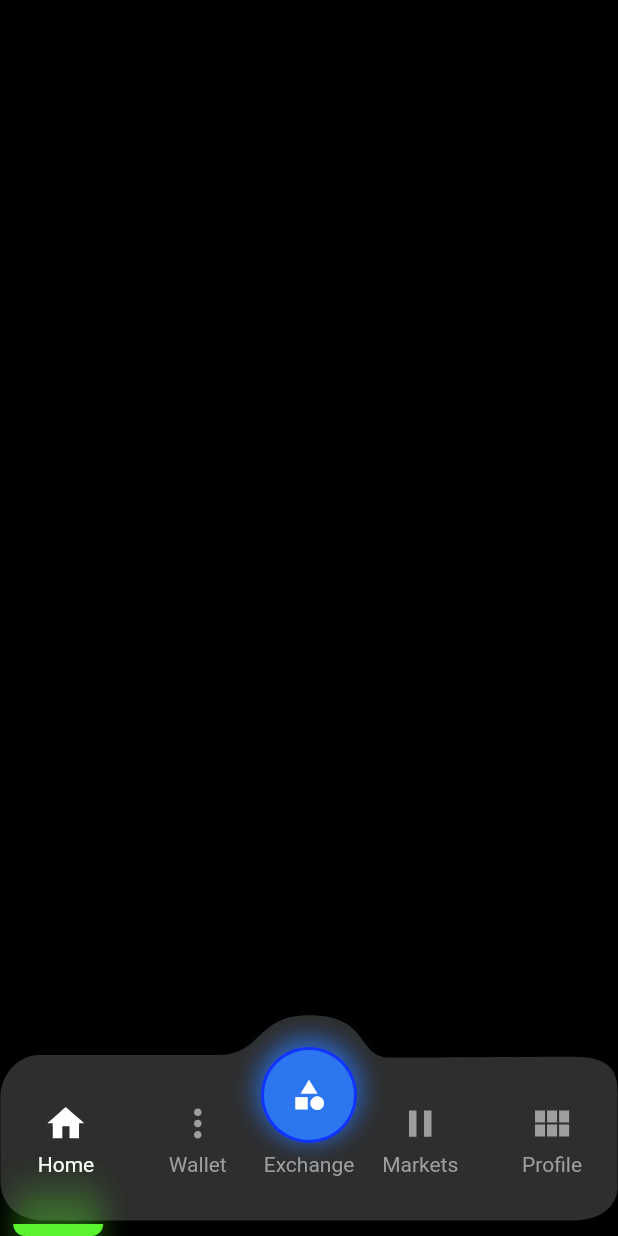
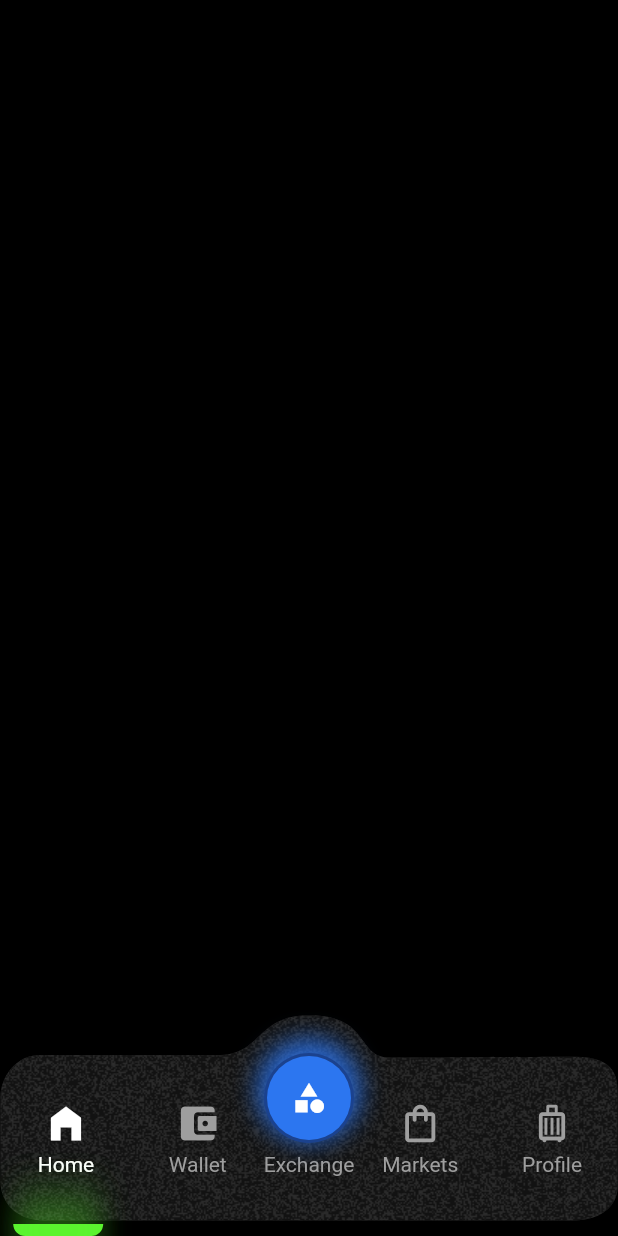
Before and after one commit to Filiponesco/Bottom_tab_bar_animation_dark, a Flutter app: the screen it shows after launch, on a phone screen of 412 x 824 dp. Run offline on Flutter 3.47's test engine with Material 2 defaults, Android fonts, the phone set to English and light mode, and no system bars; our stand-ins replace flutter_svg.

Commit message:
add noise texture, delay color change for icons

```diff
--- a/lib/colors.dart
+++ b/lib/colors.dart
@@ -4,4 +4,5 @@ class AppColors{
   static const  blueColor = Color(0xff2c76f0);
   static const greenCOlor = Color(0xff5bf42f);
   static const greyColor = Color(0xff2e2e2e);
+  static const navyBlueColor = Color(0xff1b428e);
 }
--- a/lib/main.dart
+++ b/lib/main.dart
@@ -1,6 +1,9 @@
-import 'dart:ui';
+import 'dart:async';
+import 'dart:typed_data';
+import 'dart:ui' as ui;
 
 import 'package:flutter/material.dart';
+import 'package:flutter/services.dart' show rootBundle;
 import 'package:flutter_svg/flutter_svg.dart';
 import 'package:tab_bar_animation_dark/colors.dart';
 
@@ -50,27 +53,29 @@ class _MyHomePageState extends State<MyHomePage> with SingleTickerProviderStateM
           ),
           PositionOfFab(
             child: ImageFiltered(
-              imageFilter: ImageFilter.blur(sigmaX: 8, sigmaY: 8, tileMode: TileMode.decal),
+              imageFilter: ui.ImageFilter.blur(sigmaX: 8, sigmaY: 8, tileMode: TileMode.decal),
               child: FakeFab(),
             ),
           ),
           PositionOfFab(
-            child: Fab(onTap: (menuItem){
+            child: Fab(
+              onTap: (menuItem) {
                 setState(() {
                   _selectedMenuItem = menuItem;
                 });
-            },),
+              },
+            ),
           ),
           PositionOfIndicator(
             child: ImageFiltered(
-              imageFilter: ImageFilter.blur(sigmaX: 10, sigmaY: 20, tileMode: TileMode.decal),
+              imageFilter: ui.ImageFilter.blur(sigmaX: 10, sigmaY: 20, tileMode: TileMode.decal),
               child: Indicator(),
             ),
             selectedItem: _selectedMenuItem,
           ),
           PositionOfIndicator(
             child: ImageFiltered(
-              imageFilter: ImageFilter.blur(sigmaX: 10, sigmaY: 20, tileMode: TileMode.decal),
+              imageFilter: ui.ImageFilter.blur(sigmaX: 10, sigmaY: 20, tileMode: TileMode.decal),
               child: Indicator(),
             ),
             selectedItem: _selectedMenuItem,
@@ -81,7 +86,7 @@ class _MyHomePageState extends State<MyHomePage> with SingleTickerProviderStateM
           ),
           PositionOfIndicator(
             child: ImageFiltered(
-              imageFilter: ImageFilter.blur(sigmaX: 10, sigmaY: 20, tileMode: TileMode.decal),
+              imageFilter: ui.ImageFilter.blur(sigmaX: 10, sigmaY: 20, tileMode: TileMode.decal),
               child: Indicator(
                 opacity: .3,
               ),
@@ -110,6 +115,36 @@ class CustomBottomBar extends StatelessWidget {
             width: MediaQuery.of(context).size.width,
             color: AppColors.greyColor,
           ),
+        ),
+        Positioned(
+          bottom: 10.0,
+          child: FutureBuilder<ui.Image>(
+              future: loadUiImage('assets/noise.png'),
+              builder: (context, snapshot) {
+                final m = Matrix4.identity();
+                if (snapshot.hasData) {
+                  if (snapshot.data != null) {
+                    return ShaderMask(
+                      shaderCallback: (Rect bounds) {
+                        return ImageShader(
+                          snapshot.data!,
+                          TileMode.repeated,
+                          TileMode.repeated,
+                          m.storage,
+                        );
+                      },
+                      blendMode: BlendMode.dstOut,
+                      child: SvgPicture.asset(
+                        'assets/bottom_bar.svg',
+                        width: MediaQuery.of(context).size.width,
+                        color: Color(0x99000000),
+                      ),
+                    );
+                  }
+                  return SizedBox();
+                }
+                return SizedBox();
+              }),
         ),
         Positioned(
             bottom: 40.0,
@@ -182,14 +217,16 @@ class SingleItem extends StatefulWidget {
 }
 
 class _SingleItemState extends State<SingleItem> with SingleTickerProviderStateMixin {
-  late AnimationController _controller;
+  late final AnimationController _controller;
+  late final Animation _animation;
 
   @override
   void initState() {
-    _controller = AnimationController(
-      duration: Duration(milliseconds: 500),
-      vsync: this,
-    );
+    _controller = AnimationController(vsync: this, duration: Duration(seconds: 2));
+    _animation = ColorTween(begin: Colors.grey, end: Colors.white).animate(_controller);
+    if (widget.isSelected) {
+      _controller.forward();
+    }
     super.initState();
   }
 
@@ -198,32 +235,45 @@ class _SingleItemState extends State<SingleItem> with SingleTickerProviderStateM
     return InkWell(
       splashColor: Colors.transparent,
       onTap: () {
-        if(_controller.isCompleted){
-          _controller.reverse();
-        } else{
         _controller.forward();
-        }
-
         widget.onTap(widget.menuItem);
       },
       child: Column(
         mainAxisSize: MainAxisSize.min,
         children: [
           widget.containsLogo
-              ? AnimatedIcon(
-                  color: widget.isSelected ? Colors.white : Colors.grey,
+              ? AnimatedBuilder(
+                  animation: _animation,
+                  builder: (context, child) {
+                    return AnimatedCrossFade(
+                      firstChild: Icon(
+                        widget.menuItem.icon,
+                        color: Colors.grey,
                         size: 30,
-                  icon: widget.menuItem.icon,
-                  progress: _controller,
+                      ),
+                      secondChild: Icon(
+                        widget.menuItem.icon,
+                        color: Colors.white,
+                        size: 30,
+                      ),
+                      crossFadeState: widget.isSelected ? CrossFadeState.showSecond : CrossFadeState.showFirst,
+                      duration: Duration(seconds: 1),
+                      sizeCurve: Curves.easeOutExpo,
+                    );
+                  },
                 )
               : SizedBox(
                   height: 30.0,
                 ),
           Padding(
             padding: const EdgeInsets.only(top: 4.0),
+            child: AnimatedDefaultTextStyle(
+              style: widget.isSelected ? TextStyle(color: Colors.white) : TextStyle(color: Colors.grey),
+              duration: Duration(seconds: 2),
+              curve: Curves.easeOutExpo,
               child: Text(
                 widget.text,
-              style: widget.isSelected ? TextStyle(color: Colors.white) : TextStyle(color: Colors.grey),
+              ),
             ),
           )
         ],
@@ -257,7 +307,8 @@ class FakeFab extends StatelessWidget {
 
 class Fab extends StatelessWidget {
   const Fab({
-    Key? key, required this.onTap,
+    Key? key,
+    required this.onTap,
   }) : super(key: key);
   final Function(MenuItems) onTap;
 
@@ -270,10 +321,15 @@ class Fab extends StatelessWidget {
         highlightColor: Colors.transparent,
         onTap: () => onTap(MenuItems.exchange),
         child: Container(
+          height: 60,
+          width: 60,
+          child: Align(
+            alignment: Alignment.topCenter,
+            child: Container(
               padding: EdgeInsets.all(2.0),
               decoration: ShapeDecoration(
                 shape: CircleBorder(),
-            color: Color(0xff1133ff),
+                color: AppColors.navyBlueColor,
               ),
               child: Container(
                 decoration: ShapeDecoration(
@@ -286,6 +342,8 @@ class Fab extends StatelessWidget {
                 ),
                 height: 60.0,
                 width: 60.0,
+              ),
+            ),
           ),
         ),
       ),
@@ -365,18 +423,26 @@ extension MenuItemsPosition on MenuItems {
     }
   }
 
-  AnimatedIconData get icon {
+  IconData get icon {
     switch (this) {
       case MenuItems.home:
-        return AnimatedIcons.home_menu;
+        return Icons.home_filled;
       case MenuItems.wallet:
-        return AnimatedIcons.ellipsis_search;
+        return Icons.account_balance_wallet_rounded;
       case MenuItems.exchange:
-        return AnimatedIcons.event_add;
+        return Icons.share_sharp;
       case MenuItems.markets:
-        return AnimatedIcons.pause_play;
+        return Icons.shopping_bag_outlined;
       case MenuItems.profile:
-        return AnimatedIcons.view_list;
+        return Icons.luggage_outlined;
     }
   }
 }
+
+Future<ui.Image> loadUiImage(String assetPath) async {
+  final data = await rootBundle.load(assetPath);
+  final list = Uint8List.view(data.buffer);
+  final completer = Completer<ui.Image>();
+  ui.decodeImageFromList(list, completer.complete);
+  return completer.future;
+}
```
Lines whose indentation alone changed are shown as unchanged.
